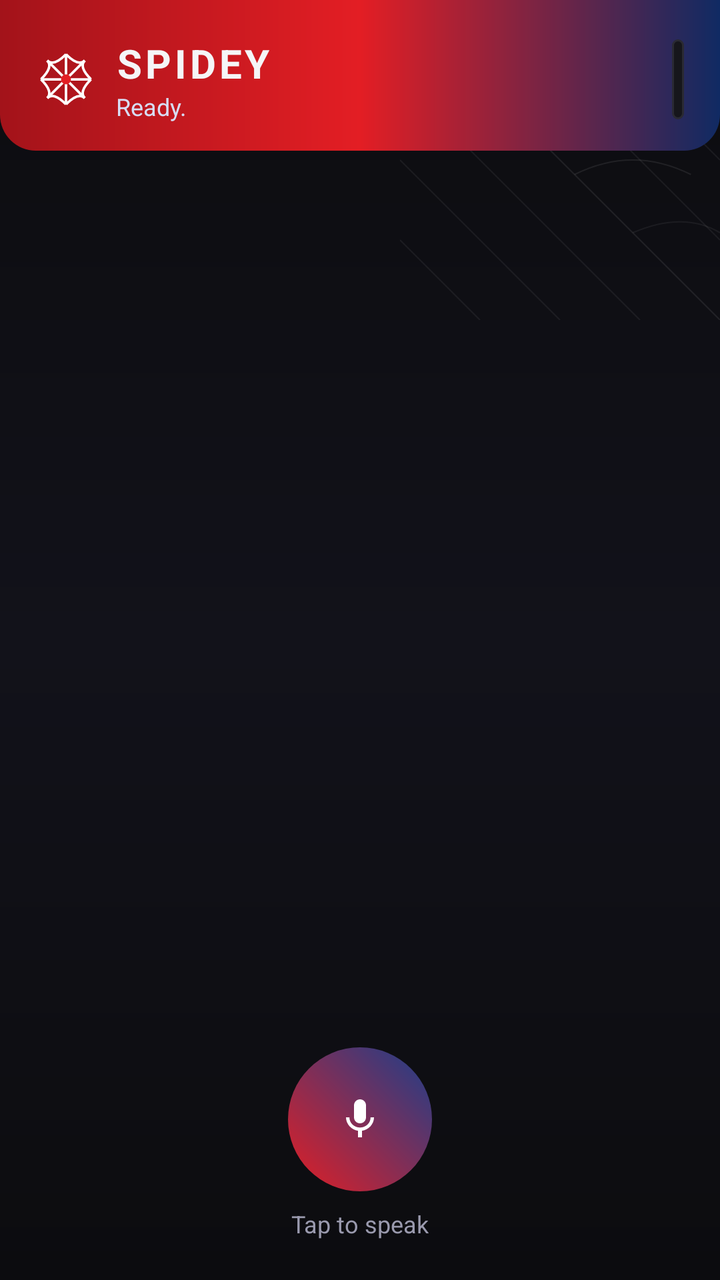
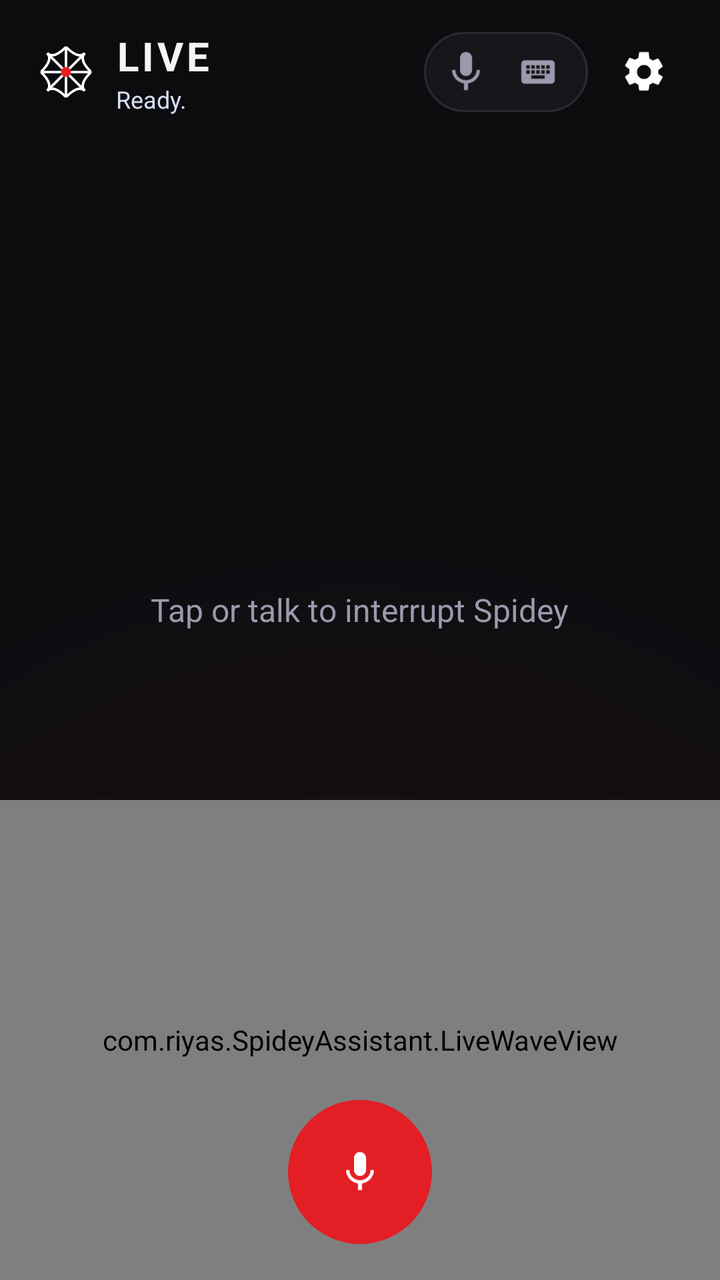

Screens rendered from an Android XML layout before and after an edit, with the pre-edit source and the edit as a unified diff.
<!-- AndroidManifest.xml: application theme Theme.SpideyAssistant -->
<!-- res/layout/activity_main.xml -->
<?xml version="1.0" encoding="utf-8"?>
<FrameLayout xmlns:android="http://schemas.android.com/apk/res/android"
    xmlns:app="http://schemas.android.com/apk/res-auto"
    android:layout_width="match_parent"
    android:layout_height="match_parent"
    android:background="@drawable/bg_main">

    
    <ImageView
        android:layout_width="160dp"
        android:layout_height="160dp"
        android:layout_gravity="top|end"
        android:alpha="0.6"
        android:src="@drawable/web_corner"
        android:contentDescription="@null" />

    <LinearLayout
        android:layout_width="match_parent"
        android:layout_height="match_parent"
        android:orientation="vertical">

        
        <LinearLayout
            android:layout_width="match_parent"
            android:layout_height="wrap_content"
            android:background="@drawable/bg_header"
            android:orientation="horizontal"
            android:gravity="center_vertical"
            android:paddingHorizontal="18dp"
            android:paddingTop="18dp"
            android:paddingBottom="14dp">

            <ImageView
                android:layout_width="30dp"
                android:layout_height="30dp"
                android:src="@drawable/ic_spidey_mark"
                android:contentDescription="@null" />

            <LinearLayout
                android:layout_width="0dp"
                android:layout_height="wrap_content"
                android:layout_weight="1"
                android:layout_marginStart="10dp"
                android:orientation="vertical">

                <TextView
                    android:layout_width="wrap_content"
                    android:layout_height="wrap_content"
                    android:text="SPIDEY"
                    android:textColor="@color/spidey_white"
                    android:textSize="20sp"
                    android:textStyle="bold"
                    android:letterSpacing="0.08" />

                <TextView
                    android:id="@+id/statusText"
                    android:layout_width="wrap_content"
                    android:layout_height="wrap_content"
                    android:text="Ready."
                    android:textColor="#D8DDF5"
                    android:textSize="12sp" />
            </LinearLayout>

            
            <LinearLayout
                android:layout_width="wrap_content"
                android:layout_height="40dp"
                android:background="@drawable/bg_toggle_track"
                android:orientation="horizontal"
                android:padding="3dp">

                <com.google.android.material.button.MaterialButtonToggleGroup
                    android:id="@+id/modeToggle"
                    android:layout_width="wrap_content"
                    android:layout_height="match_parent"
                    app:singleSelection="true"
                    app:selectionRequired="true">

                    <Button
                        android:id="@+id/voiceModeButton"
                        style="@style/ToggleButtonSpidey"
                        android:layout_width="wrap_content"
                        android:layout_height="match_parent"
                        android:minWidth="0dp"
                        android:paddingHorizontal="16dp"
                        android:text="Voice"
                        android:checked="true" />

                    <Button
                        android:id="@+id/textModeButton"
                        style="@style/ToggleButtonSpidey"
                        android:layout_width="wrap_content"
                        android:layout_height="match_parent"
                        android:minWidth="0dp"
                        android:paddingHorizontal="16dp"
                        android:text="Text" />
                </com.google.android.material.button.MaterialButtonToggleGroup>

            </LinearLayout>

        </LinearLayout>

        
        <androidx.recyclerview.widget.RecyclerView
            android:id="@+id/chatRecyclerView"
            android:layout_width="match_parent"
            android:layout_height="0dp"
            android:layout_weight="1"
            android:clipToPadding="false"
            android:paddingTop="8dp"
            android:paddingBottom="8dp" />

        
        <com.riyas.SpideyAssistant.WaveformView
            android:id="@+id/waveformView"
            android:layout_width="match_parent"
            android:layout_height="48dp"
            android:layout_marginHorizontal="20dp"
            android:layout_marginBottom="4dp"
            android:visibility="gone" />

        <TextView
            android:id="@+id/voiceCaptionText"
            android:layout_width="match_parent"
            android:layout_height="wrap_content"
            android:layout_marginHorizontal="20dp"
            android:layout_marginBottom="8dp"
            android:gravity="center"
            android:textColor="@color/text_secondary"
            android:textSize="13sp"
            android:visibility="gone"
            android:text="" />

        
        <LinearLayout
            android:id="@+id/textInputBar"
            android:layout_width="match_parent"
            android:layout_height="wrap_content"
            android:orientation="horizontal"
            android:gravity="center_vertical"
            android:paddingHorizontal="14dp"
            android:paddingBottom="14dp"
            android:paddingTop="4dp"
            android:visibility="gone">

            <EditText
                android:id="@+id/inputBox"
                android:layout_width="0dp"
                android:layout_height="wrap_content"
                android:layout_weight="1"
                android:background="@drawable/bg_input_field"
                android:hint="Ask Spidey something..."
                android:textColorHint="@color/text_secondary"
                android:textColor="@color/text_primary"
                android:inputType="textMultiLine"
                android:maxLines="4"
                android:paddingHorizontal="16dp"
                android:paddingVertical="10dp" />

            <ImageButton
                android:id="@+id/sendButton"
                android:layout_width="46dp"
                android:layout_height="46dp"
                android:layout_marginStart="10dp"
                android:background="@drawable/circle_mic_button"
                android:src="@drawable/ic_send"
                android:padding="12dp"
                android:enabled="false"
                android:contentDescription="Send" />

        </LinearLayout>

        
        <LinearLayout
            android:id="@+id/voiceInputBar"
            android:layout_width="match_parent"
            android:layout_height="wrap_content"
            android:orientation="vertical"
            android:gravity="center"
            android:paddingBottom="20dp"
            android:paddingTop="4dp"
            android:visibility="visible">

            <ImageButton
                android:id="@+id/micButton"
                android:layout_width="72dp"
                android:layout_height="72dp"
                android:background="@drawable/circle_mic_button"
                android:src="@drawable/ic_mic"
                android:padding="20dp"
                android:contentDescription="Tap to speak"
                android:enabled="false" />

            <TextView
                android:id="@+id/voiceHintText"
                android:layout_width="wrap_content"
                android:layout_height="wrap_content"
                android:layout_marginTop="8dp"
                android:text="Tap to speak"
                android:textColor="@color/text_secondary"
                android:textSize="12sp" />

        </LinearLayout>

    </LinearLayout>

</FrameLayout>
<!-- resources referenced by this layout -->
<resources>
  <color name="spidey_white">#F5F5F7</color>
  <color name="text_primary">#F5F5F7</color>
  <color name="text_secondary">#9A9AAE</color>
  <!-- drawable bg_header (drawable) -->
  <?xml version="1.0" encoding="utf-8"?>
  <shape xmlns:android="http://schemas.android.com/apk/res/android" android:shape="rectangle">
      <gradient
          android:type="linear"
          android:angle="0"
          android:startColor="@color/spidey_red_dark"
          android:centerColor="@color/spidey_red"
          android:endColor="@color/spidey_blue_dark" />
      <corners android:bottomLeftRadius="18dp" android:bottomRightRadius="18dp" />
  </shape>
  <!-- drawable bg_input_field (drawable) -->
  <?xml version="1.0" encoding="utf-8"?>
  <shape xmlns:android="http://schemas.android.com/apk/res/android" android:shape="rectangle">
      <solid android:color="@color/spidey_black_soft" />
      <stroke android:width="1dp" android:color="@color/spidey_web_grey" />
      <corners android:radius="24dp" />
  </shape>
  <!-- drawable bg_main (drawable) -->
  <?xml version="1.0" encoding="utf-8"?>
  <layer-list xmlns:android="http://schemas.android.com/apk/res/android">
      <item>
          <shape android:shape="rectangle">
              <gradient
                  android:type="linear"
                  android:angle="90"
                  android:startColor="@color/spidey_black"
                  android:centerColor="#12121A"
                  android:endColor="@color/spidey_black" />
          </shape>
      </item>
  </layer-list>
  <!-- drawable bg_toggle_track (drawable) -->
  <?xml version="1.0" encoding="utf-8"?>
  <shape xmlns:android="http://schemas.android.com/apk/res/android"
      android:shape="rectangle">
      <solid android:color="@color/spidey_black_soft" />
      <corners android:radius="20dp" />
      <stroke android:width="1dp" android:color="@color/spidey_web_grey" />
  </shape>
  <!-- drawable circle_mic_button (drawable) -->
  <?xml version="1.0" encoding="utf-8"?>
  <shape xmlns:android="http://schemas.android.com/apk/res/android" android:shape="oval">
      <gradient
          android:type="linear"
          android:angle="45"
          android:startColor="@color/spidey_red"
          android:endColor="@color/spidey_blue" />
  </shape>
  <color name="spidey_red_dark">#A3131A</color>
  <color name="spidey_red">#E31E24</color>
  <color name="spidey_blue_dark">#102A63</color>
  <color name="spidey_black_soft">#16161B</color>
  <color name="spidey_web_grey">#2A2A33</color>
  <color name="spidey_black">#0C0C0F</color>
  <color name="spidey_blue">#1B3F8B</color>
  <!-- unchanged entries left out for length: 6 -->
</resources>

<!-- the commit's change to res/layout/activity_main.xml (unified diff, before → after) -->
@@ -3,7 +3,16 @@
     xmlns:app="http://schemas.android.com/apk/res-auto"
     android:layout_width="match_parent"
     android:layout_height="match_parent"
-    android:background="@drawable/bg_main">
+    android:background="@drawable/bg_live_screen">
+
+    <com.riyas.SpideyAssistant.LiveWaveView
+        android:id="@+id/liveWaveView"
+        android:layout_width="match_parent"
+        android:layout_height="240dp"
+        android:layout_gravity="bottom"
+        android:importantForAccessibility="no"
+        android:clickable="false"
+        android:focusable="false" />
 
     
     <ImageView
@@ -12,6 +21,7 @@
         android:layout_gravity="top|end"
         android:alpha="0.6"
         android:src="@drawable/web_corner"
+        android:visibility="gone"
         android:contentDescription="@null" />
 
     <LinearLayout
@@ -22,13 +32,11 @@
         
         <LinearLayout
             android:layout_width="match_parent"
-            android:layout_height="wrap_content"
-            android:background="@drawable/bg_header"
+            android:layout_height="64dp"
             android:orientation="horizontal"
             android:gravity="center_vertical"
             android:paddingHorizontal="18dp"
-            android:paddingTop="18dp"
-            android:paddingBottom="14dp">
+            android:paddingTop="8dp">
 
             <ImageView
                 android:layout_width="30dp"
@@ -46,7 +54,7 @@
                 <TextView
                     android:layout_width="wrap_content"
                     android:layout_height="wrap_content"
-                    android:text="SPIDEY"
+                    android:text="LIVE"
                     android:textColor="@color/spidey_white"
                     android:textSize="20sp"
                     android:textStyle="bold"
@@ -61,7 +69,6 @@
                     android:textSize="12sp" />
             </LinearLayout>
 
-            
             <LinearLayout
                 android:layout_width="wrap_content"
                 android:layout_height="40dp"
@@ -76,48 +83,72 @@
                     app:singleSelection="true"
                     app:selectionRequired="true">
 
-                    <Button
+                    <com.google.android.material.button.MaterialButton
                         android:id="@+id/voiceModeButton"
                         style="@style/ToggleButtonSpidey"
-                        android:layout_width="wrap_content"
+                        android:layout_width="38dp"
                         android:layout_height="match_parent"
                         android:minWidth="0dp"
-                        android:paddingHorizontal="16dp"
-                        android:text="Voice"
+                        android:padding="6dp"
+                        android:contentDescription="Voice mode"
+                        android:tooltipText="Voice mode"
+                        app:icon="@drawable/ic_mic"
+                        app:iconTint="@color/toggle_text_color"
                         android:checked="true" />
 
-                    <Button
+                    <com.google.android.material.button.MaterialButton
                         android:id="@+id/textModeButton"
                         style="@style/ToggleButtonSpidey"
-                        android:layout_width="wrap_content"
+                        android:layout_width="38dp"
                         android:layout_height="match_parent"
                         android:minWidth="0dp"
-                        android:paddingHorizontal="16dp"
-                        android:text="Text" />
+                        android:padding="6dp"
+                        android:contentDescription="Text mode"
+                        android:tooltipText="Text mode"
+                        app:icon="@drawable/ic_keyboard"
+                        app:iconTint="@color/toggle_text_color" />
                 </com.google.android.material.button.MaterialButtonToggleGroup>
 
             </LinearLayout>
 
+            <ImageButton
+                android:id="@+id/settingsButton"
+                android:layout_width="40dp"
+                android:layout_height="40dp"
+                android:layout_marginStart="8dp"
+                android:background="?attr/selectableItemBackgroundBorderless"
+                android:padding="8dp"
+                android:src="@drawable/ic_settings"
+                android:contentDescription="AI provider settings"
+                android:tooltipText="AI provider settings" />
+
         </LinearLayout>
 
-        
-        <androidx.recyclerview.widget.RecyclerView
-            android:id="@+id/chatRecyclerView"
+        <FrameLayout
             android:layout_width="match_parent"
             android:layout_height="0dp"
             android:layout_weight="1"
-            android:clipToPadding="false"
-            android:paddingTop="8dp"
-            android:paddingBottom="8dp" />
-
-        
-        <com.riyas.SpideyAssistant.WaveformView
-            android:id="@+id/waveformView"
-            android:layout_width="match_parent"
-            android:layout_height="48dp"
-            android:layout_marginHorizontal="20dp"
-            android:layout_marginBottom="4dp"
-            android:visibility="gone" />
+            android:minHeight="0dp">
+
+            <androidx.recyclerview.widget.RecyclerView
+                android:id="@+id/chatRecyclerView"
+                android:layout_width="match_parent"
+                android:layout_height="match_parent"
+                android:clipToPadding="false"
+                android:paddingHorizontal="18dp"
+                android:paddingTop="12dp"
+                android:paddingBottom="16dp" />
+
+            <TextView
+                android:id="@+id/voiceHintText"
+                android:layout_width="wrap_content"
+                android:layout_height="wrap_content"
+                android:layout_gravity="center"
+                android:gravity="center"
+                android:text="Tap or talk to interrupt Spidey"
+                android:textColor="@color/text_secondary"
+                android:textSize="16sp" />
+        </FrameLayout>
 
         <TextView
             android:id="@+id/voiceCaptionText"
@@ -136,35 +167,42 @@
             android:id="@+id/textInputBar"
             android:layout_width="match_parent"
             android:layout_height="wrap_content"
+            android:layout_marginHorizontal="14dp"
+            android:layout_marginBottom="14dp"
+            android:background="@drawable/bg_composer"
             android:orientation="horizontal"
             android:gravity="center_vertical"
-            android:paddingHorizontal="14dp"
-            android:paddingBottom="14dp"
-            android:paddingTop="4dp"
+            android:paddingHorizontal="8dp"
+            android:paddingVertical="6dp"
             android:visibility="gone">
 
             <EditText
                 android:id="@+id/inputBox"
                 android:layout_width="0dp"
-                android:layout_height="wrap_content"
+                android:layout_height="match_parent"
                 android:layout_weight="1"
-                android:background="@drawable/bg_input_field"
-                android:hint="Ask Spidey something..."
+                android:background="@android:color/transparent"
+                android:gravity="center_vertical"
+                android:hint="Message Spidey..."
                 android:textColorHint="@color/text_secondary"
                 android:textColor="@color/text_primary"
                 android:inputType="textMultiLine"
+                android:imeOptions="actionSend"
                 android:maxLines="4"
-                android:paddingHorizontal="16dp"
-                android:paddingVertical="10dp" />
+                android:minHeight="48dp"
+                android:paddingHorizontal="10dp"
+                android:paddingVertical="8dp"
+                android:textSize="16sp" />
 
             <ImageButton
                 android:id="@+id/sendButton"
-                android:layout_width="46dp"
-                android:layout_height="46dp"
-                android:layout_marginStart="10dp"
-                android:background="@drawable/circle_mic_button"
+                android:layout_width="44dp"
+                android:layout_height="44dp"
+                android:layout_marginStart="4dp"
+                android:background="@drawable/bg_send_button"
                 android:src="@drawable/ic_send"
-                android:padding="12dp"
+                android:padding="11dp"
+                app:tint="@color/spidey_white"
                 android:enabled="false"
                 android:contentDescription="Send" />
 
@@ -175,9 +213,10 @@
             android:id="@+id/voiceInputBar"
             android:layout_width="match_parent"
             android:layout_height="wrap_content"
-            android:orientation="vertical"
+            android:orientation="horizontal"
             android:gravity="center"
-            android:paddingBottom="20dp"
+            android:paddingHorizontal="24dp"
+            android:paddingBottom="18dp"
             android:paddingTop="4dp"
             android:visibility="visible">
 
@@ -185,21 +224,12 @@
                 android:id="@+id/micButton"
                 android:layout_width="72dp"
                 android:layout_height="72dp"
-                android:background="@drawable/circle_mic_button"
+                android:background="@drawable/bg_live_mic_button"
                 android:src="@drawable/ic_mic"
                 android:padding="20dp"
                 android:contentDescription="Tap to speak"
                 android:enabled="false" />
 
-            <TextView
-                android:id="@+id/voiceHintText"
-                android:layout_width="wrap_content"
-                android:layout_height="wrap_content"
-                android:layout_marginTop="8dp"
-                android:text="Tap to speak"
-                android:textColor="@color/text_secondary"
-                android:textSize="12sp" />
-
         </LinearLayout>
 
     </LinearLayout>
<!-- resource entries referenced after the edit -->
@@ -3,38 +3,35 @@
   <color name="spidey_white">#F5F5F7</color>
   <color name="text_primary">#F5F5F7</color>
   <color name="text_secondary">#9A9AAE</color>
-  <!-- drawable bg_header (drawable) -->
+  <!-- drawable bg_composer (drawable) -->
+  <?xml version="1.0" encoding="utf-8"?>
+  <shape xmlns:android="http://schemas.android.com/apk/res/android" android:shape="rectangle">
+      <solid android:color="#E817181D" />
+      <stroke android:width="1dp" android:color="#3DFFFFFF" />
+      <corners android:radius="20dp" />
+  </shape>
+  <!-- drawable bg_live_mic_button (drawable) -->
+  <?xml version="1.0" encoding="utf-8"?>
+  <shape xmlns:android="http://schemas.android.com/apk/res/android" android:shape="oval">
+      <solid android:color="@color/spidey_red" />
+  </shape>
+  <!-- drawable bg_live_screen (drawable) -->
   <?xml version="1.0" encoding="utf-8"?>
   <shape xmlns:android="http://schemas.android.com/apk/res/android" android:shape="rectangle">
       <gradient
-          android:type="linear"
-          android:angle="0"
-          android:startColor="@color/spidey_red_dark"
-          android:centerColor="@color/spidey_red"
-          android:endColor="@color/spidey_blue_dark" />
-      <corners android:bottomLeftRadius="18dp" android:bottomRightRadius="18dp" />
+          android:type="radial"
+          android:gradientRadius="420dp"
+          android:centerX="50%"
+          android:centerY="100%"
+          android:startColor="#8532141A"
+          android:endColor="#0C0C0F" />
   </shape>
-  <!-- drawable bg_input_field (drawable) -->
+  <!-- drawable bg_send_button (drawable) -->
   <?xml version="1.0" encoding="utf-8"?>
   <shape xmlns:android="http://schemas.android.com/apk/res/android" android:shape="rectangle">
-      <solid android:color="@color/spidey_black_soft" />
-      <stroke android:width="1dp" android:color="@color/spidey_web_grey" />
-      <corners android:radius="24dp" />
+      <solid android:color="@color/spidey_red" />
+      <corners android:radius="14dp" />
   </shape>
-  <!-- drawable bg_main (drawable) -->
-  <?xml version="1.0" encoding="utf-8"?>
-  <layer-list xmlns:android="http://schemas.android.com/apk/res/android">
-      <item>
-          <shape android:shape="rectangle">
-              <gradient
-                  android:type="linear"
-                  android:angle="90"
-                  android:startColor="@color/spidey_black"
-                  android:centerColor="#12121A"
-                  android:endColor="@color/spidey_black" />
-          </shape>
-      </item>
-  </layer-list>
   <!-- drawable bg_toggle_track (drawable) -->
   <?xml version="1.0" encoding="utf-8"?>
   <shape xmlns:android="http://schemas.android.com/apk/res/android"
@@ -43,18 +40,29 @@
       <corners android:radius="20dp" />
       <stroke android:width="1dp" android:color="@color/spidey_web_grey" />
   </shape>
-  <!-- drawable circle_mic_button (drawable) -->
-  <?xml version="1.0" encoding="utf-8"?>
-  <shape xmlns:android="http://schemas.android.com/apk/res/android" android:shape="oval">
-      <gradient
-          android:type="linear"
-          android:angle="45"
-          android:startColor="@color/spidey_red"
-          android:endColor="@color/spidey_blue" />
-  </shape>
-  <color name="spidey_red_dark">#A3131A</color>
+  <!-- drawable ic_keyboard (drawable) -->
+  <vector xmlns:android="http://schemas.android.com/apk/res/android"
+      android:width="20dp"
+      android:height="20dp"
+      android:viewportWidth="24"
+      android:viewportHeight="24"
+      android:tint="#FFFFFF">
+      <path
+          android:fillColor="#FF000000"
+          android:pathData="M20,5H4c-1.1,0 -1.99,0.9 -1.99,2L2,17c0,1.1 0.9,2 2,2h16c1.1,0 2,-0.9 2,-2V7c0,-1.1 -0.9,-2 -2,-2zM11,8h2v2h-2L11,8zM11,11h2v2h-2v-2zM8,8h2v2H8V8zM8,11h2v2H8v-2zM7,13H5v-2h2v2zM7,10H5V8h2v2zM16,16H8v-2h8v2zM16,13h-2v-2h2v2zM16,10h-2V8h2v2zM19,13h-2v-2h2v2zM19,10h-2V8h2v2z"/>
+  </vector>
+  <!-- drawable ic_settings (drawable) -->
+  <vector xmlns:android="http://schemas.android.com/apk/res/android"
+      android:width="24dp"
+      android:height="24dp"
+      android:viewportWidth="24"
+      android:viewportHeight="24"
+      android:tint="#FFFFFF">
+      <path
+          android:fillColor="#FF000000"
+          android:pathData="M19.14,12.94c0.04,-0.31 0.06,-0.62 0.06,-0.94s-0.02,-0.63 -0.07,-0.94l2.03,-1.58a0.5,0.5 0,0 0,0.12 -0.64l-1.92,-3.32a0.5,0.5 0,0 0,-0.61 -0.22l-2.39,0.96a7.3,7.3 0,0 0,-1.63 -0.95l-0.36,-2.54A0.49,0.49 0,0 0,13.87 2h-3.84a0.49,0.49 0,0 0,-0.49 0.42L9.18,4.96c-0.59,0.23 -1.14,0.55 -1.64,0.95l-2.38,-0.96a0.49,0.49 0,0 0,-0.61 0.22L2.63,8.49a0.49,0.49 0,0 0,0.12 0.64l2.02,1.58c-0.04,0.31 -0.07,0.62 -0.07,0.94s0.02,0.63 0.07,0.94l-2.02,1.58a0.5,0.5 0,0 0,-0.12 0.64l1.92,3.32a0.5,0.5 0,0 0,0.61 0.22l2.38,-0.96c0.5,0.4 1.05,0.72 1.64,0.95l0.36,2.54a0.49,0.49 0,0 0,0.49 0.42h3.84a0.49,0.49 0,0 0,0.49 -0.42l0.36,-2.54c0.59,-0.23 1.14,-0.55 1.64,-0.95l2.38,0.96a0.49,0.49 0,0 0,0.61 -0.22l1.92,-3.32a0.49,0.49 0,0 0,-0.12 -0.64zM12,15.5a3.5,3.5 0,1 1,0 -7,3.5 3.5,0 0,1 0,7z" />
+  </vector>
   <color name="spidey_red">#E31E24</color>
-  <color name="spidey_blue_dark">#102A63</color>
   <color name="spidey_black_soft">#16161B</color>
   <color name="spidey_web_grey">#2A2A33</color>
   <color name="spidey_black">#0C0C0F</color>
